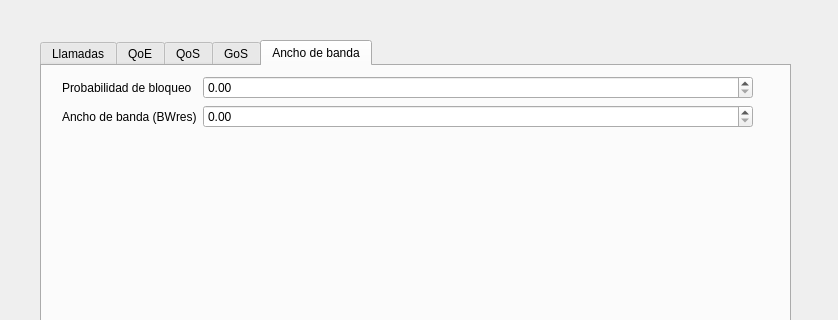
Before: the Qt Designer form main_iu.ui in joseluistejero/voipNetworkQoS, drawn with Qt 5; both pictures show x 0 to 838 and y 0 to 320 of the 838 by 772 pixel window.
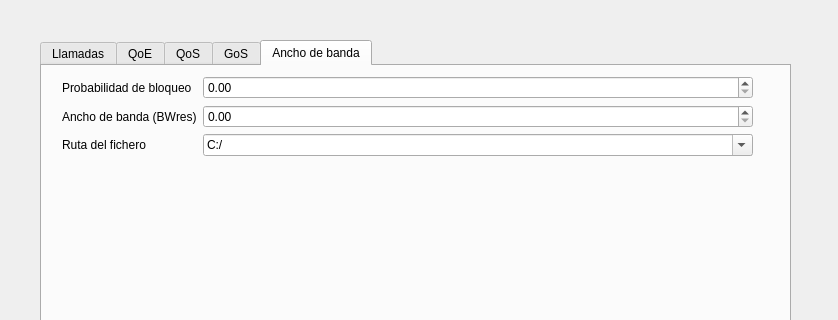
After: the same form once the commit is applied. The open tabs and pages were chosen to show the change.

Commit message: Añadida función para leer fichero

```diff
--- a/main_iu.ui
+++ b/main_iu.ui
@@ -490,6 +490,20 @@
          </property>
         </widget>
        </item>
+       <item row="2" column="0">
+        <widget class="QLabel" name="label_3">
+         <property name="text">
+          <string>Ruta del fichero</string>
+         </property>
+        </widget>
+       </item>
+       <item row="2" column="1">
+        <widget class="QFontComboBox" name="ruta">
+         <property name="currentText">
+          <string>C:/</string>
+         </property>
+        </widget>
+       </item>
       </layout>
      </widget>
     </widget>
```
Left out of the diff: 4 changed lines with no effect on the pictures. The commit also changes 6 other files.
